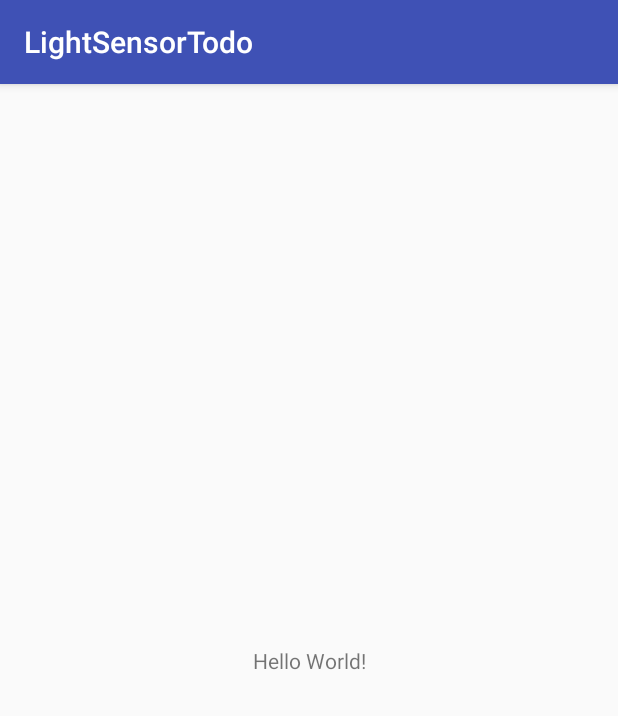
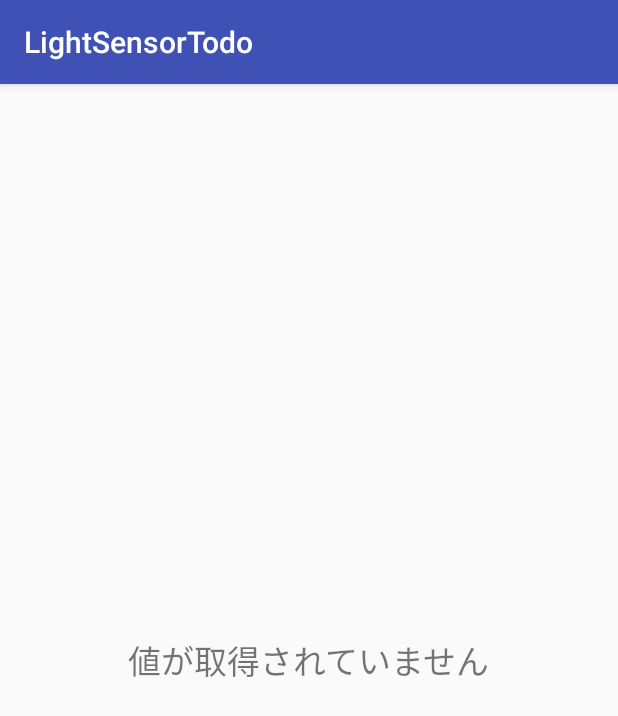
Before and after one commit to cpslab/android-tutorial-2017, an Android app: the screen it shows after launch (MainActivity), on a phone screen of 412 x 824 dp. Shown: the top 716 px of the screen. Run offline under Robolectric (Android 15) with nearby library versions, the phone set to English and light mode, and no system bars.

Commit message:
Add LightSensorTodo-answer

```diff
--- a/LightSensorTodo/app/src/main/java/jp/ac/dendai/im/cps/lightsensortodo/MainActivity.java
+++ b/LightSensorTodo/app/src/main/java/jp/ac/dendai/im/cps/lightsensortodo/MainActivity.java
@@ -1,16 +1,25 @@
 package jp.ac.dendai.im.cps.lightsensortodo;
 
+import android.hardware.Sensor;
+import android.hardware.SensorEvent;
+import android.hardware.SensorEventListener;
+import android.hardware.SensorManager;
 import android.os.Bundle;
 import android.support.v7.app.AppCompatActivity;
+import android.widget.TextView;
+
+import java.util.List;
 
 // TODO:3 SensorEventListenerインターフェースの継承
-public class MainActivity extends AppCompatActivity {
+public class MainActivity extends AppCompatActivity implements SensorEventListener {
 
     // TODO:1 SensorManagerの宣言
+    private SensorManager sensorManager;
 
     // TODO: 9 TextViewの宣言とlayoutの変更
     // 以下のリンクを参考にTextViewを配置してください。
     // https://github.com/cpslab/android-tutorial-2017/blob/master/LightSensor/app/src/main/res/layout/activity_main.xml
+    private TextView textView;
 
     @Override
     protected void onCreate(Bundle savedInstanceState) {
@@ -18,8 +27,10 @@ public class MainActivity extends AppCompatActivity {
         setContentView(R.layout.activity_main);
 
         // TODO:2 SensorManagerの取得
+        sensorManager = (SensorManager) getSystemService(SENSOR_SERVICE);
 
         // TODO:10 TextViewの取得
+        textView = (TextView) findViewById(R.id.text_view);
     }
 
     // TODO:4 onResumeの実装
@@ -28,26 +39,44 @@ public class MainActivity extends AppCompatActivity {
         super.onResume();
 
         // TODO:5 センサを指定してリストを取得
+        List<Sensor> sensors = sensorManager.getSensorList(Sensor.TYPE_LIGHT);
 
+        if (sensors.size() > 0) {
             // TODO:6 リスナーの登録
             // リスナの登録しないとアプリケーションにセンサ情報を通知できない
             // 第1引数にはリスナー、第2引数にはセンサの種類、第3引数には取得する頻度を指定する
+            sensorManager.registerListener(this, sensors.get(0), SensorManager.SENSOR_DELAY_UI);
+        }
     }
 
     // TODO:13 アプリがバックグラウンドのときはバッテリーの消費を抑えるためにリスナーを解除する
     @Override
     protected void onPause() {
         super.onPause();
+        if (sensorManager != null) {
+            // リスナーの登録解除
+            sensorManager.unregisterListener(this);
+        }
     }
 
     // TODO:7 onSensorChangedの実装
     // onSensorChangedはセンサの値が変わったら呼ばれる
+    @Override
+    public void onSensorChanged(final SensorEvent event) {
         // TODO:8 取得したいセンサイベントの取得
         // ここでは、照度センサSensor.TYPE_LIGHTを指定する
+        if (event.sensor.getType() == Sensor.TYPE_LIGHT) {
             // TODO:11 センサ値の取得
+            int value = (int) event.values[0];
             // TODO:12  TextViewへ表示
+            textView.setText(String.valueOf(value));
+        }
+    }
 
     // onAccuracyChangedの実装
     // onAccuracyChangedはセンサの精度が変更されると呼ばれる
     // 今回は使わない
+    @Override
+    public void onAccuracyChanged(final Sensor sensor, final int accuracy) {
     }
+}
--- a/LightSensorTodo/app/src/main/res/layout/activity_main.xml
+++ b/LightSensorTodo/app/src/main/res/layout/activity_main.xml
@@ -11,7 +11,9 @@
 	<TextView
 		android:layout_width="wrap_content"
 		android:layout_height="wrap_content"
-		android:text="Hello World!"
+		android:id="@+id/text_view"
+		android:text="値が取得されていません"
+		android:textSize="22dp"
 		app:layout_constraintBottom_toBottomOf="parent"
 		app:layout_constraintLeft_toLeftOf="parent"
 		app:layout_constraintRight_toRightOf="parent"
```
Lines whose indentation alone changed are shown as unchanged.
